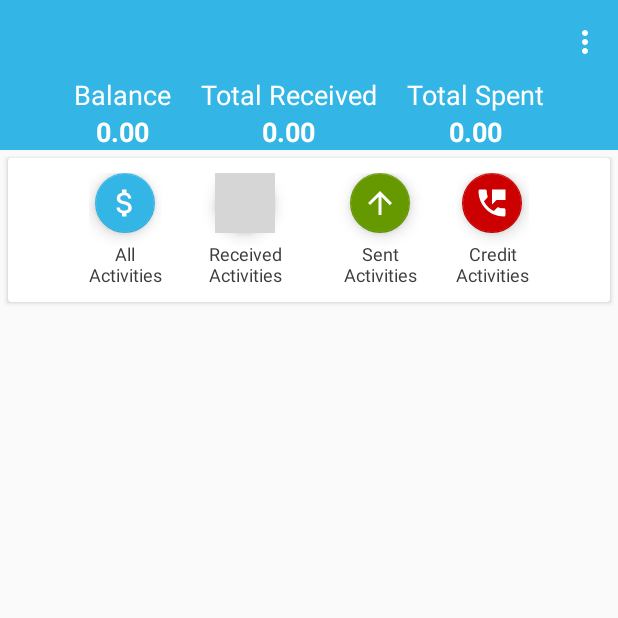
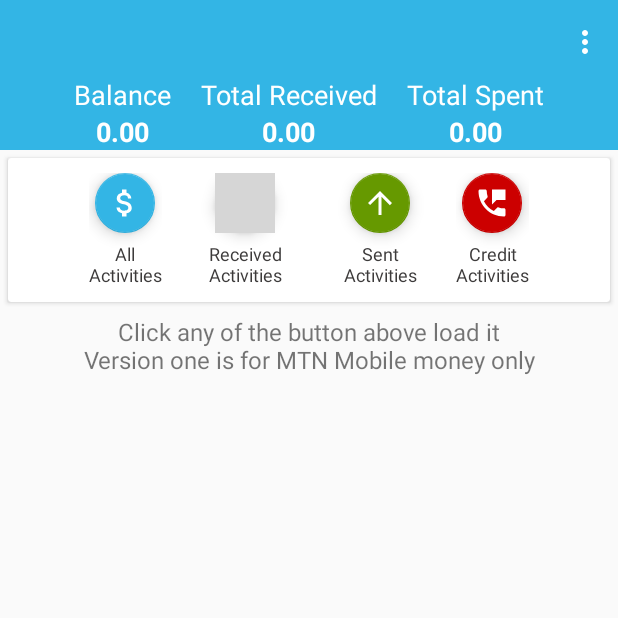
Before and after one commit to zakaria16/momomanager, an Android app: the screen it shows after launch (MainActivity), on a phone screen of 412 x 824 dp, the top half of it. Run offline under Robolectric (Android 15) with nearby library versions, the phone set to English and light mode, and no system bars; libraries missing offline, so code that uses them is left out: me.everything.providers; 10 statements that could not run were skipped; grey boxes are pictures that could not be loaded.

Commit message:
added information text view to the layout shows when no momo message is shown

```diff
--- a/app/src/main/java/com/mazitekgh/momorecords/MomoDetailFragment.java
+++ b/app/src/main/java/com/mazitekgh/momorecords/MomoDetailFragment.java
@@ -10,6 +10,7 @@ import android.view.LayoutInflater;
 import android.view.View;
 import android.view.ViewGroup;
 import android.widget.LinearLayout;
+import android.widget.TextView;
 
 import java.util.ArrayList;
 import java.util.List;
@@ -33,6 +34,7 @@ public class MomoDetailFragment extends Fragment {
     private int momoType = 1;
     private OnListFragmentInteractionListener mListener;
     private ProgressDialog pd;
+    private TextView infoView;
 
     /**
      * Mandatory empty constructor for the fragment manager to instantiate the
@@ -87,6 +89,7 @@ public class MomoDetailFragment extends Fragment {
         LinearLayout receivedViewClick = view.findViewById(R.id.received_activities);
         LinearLayout sentViewClick = view.findViewById(R.id.sent_activities);
         LinearLayout creditViewClick = view.findViewById(R.id.credit_activities);
+        infoView = view.findViewById(R.id.info_textview);
         recyclerView = view.findViewById(R.id.list);
 
         allViewClick.setOnClickListener(new mClickListener());
@@ -179,7 +182,11 @@ public class MomoDetailFragment extends Fragment {
                     break;
                 }
             }
-
+            if (resList != null) {
+                infoView.setVisibility(View.GONE);
+            } else {
+                infoView.setVisibility(View.VISIBLE);
+            }
             recyclerView.setAdapter(new MomoDetailRecyclerViewAdapter(momoType,
                     resList, mListener));
         }
--- a/app/src/main/res/layout/fragment_momodetail_list.xml
+++ b/app/src/main/res/layout/fragment_momodetail_list.xml
@@ -17,6 +17,17 @@
         <include layout="@layout/fragment_main" />
     </LinearLayout>
 
+    <TextView
+        android:id="@+id/info_textview"
+        android:layout_width="match_parent"
+        android:layout_height="wrap_content"
+        android:layout_margin="3dp"
+        android:text="Click any of the button above load it\nVersion one is for MTN Mobile money only"
+        android:textAlignment="center"
+        android:textSize="16sp"
+        app:layout_constraintEnd_toEndOf="parent"
+        app:layout_constraintStart_toStartOf="parent"
+        app:layout_constraintTop_toBottomOf="@id/button_section" />
     <android.support.v7.widget.RecyclerView
         android:id="@+id/list"
         android:name=".MomoDetailFragment"
@@ -25,7 +36,7 @@
         android:layout_marginLeft="10dp"
         android:layout_marginRight="10dp"
         app:layoutManager="android.support.v7.widget.LinearLayoutManager"
-        app:layout_constraintTop_toBottomOf="@id/button_section"
+        app:layout_constraintTop_toBottomOf="@id/info_textview"
         tools:listitem="@layout/fragment_momodetail" />
 
 </android.support.constraint.ConstraintLayout>
```
